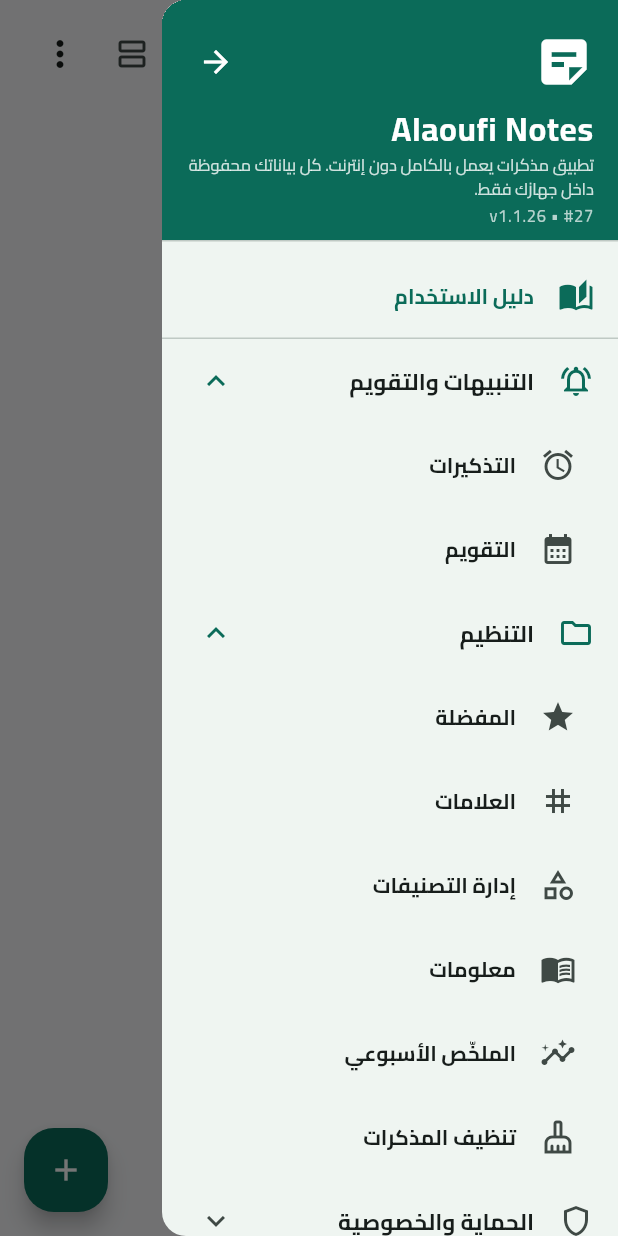
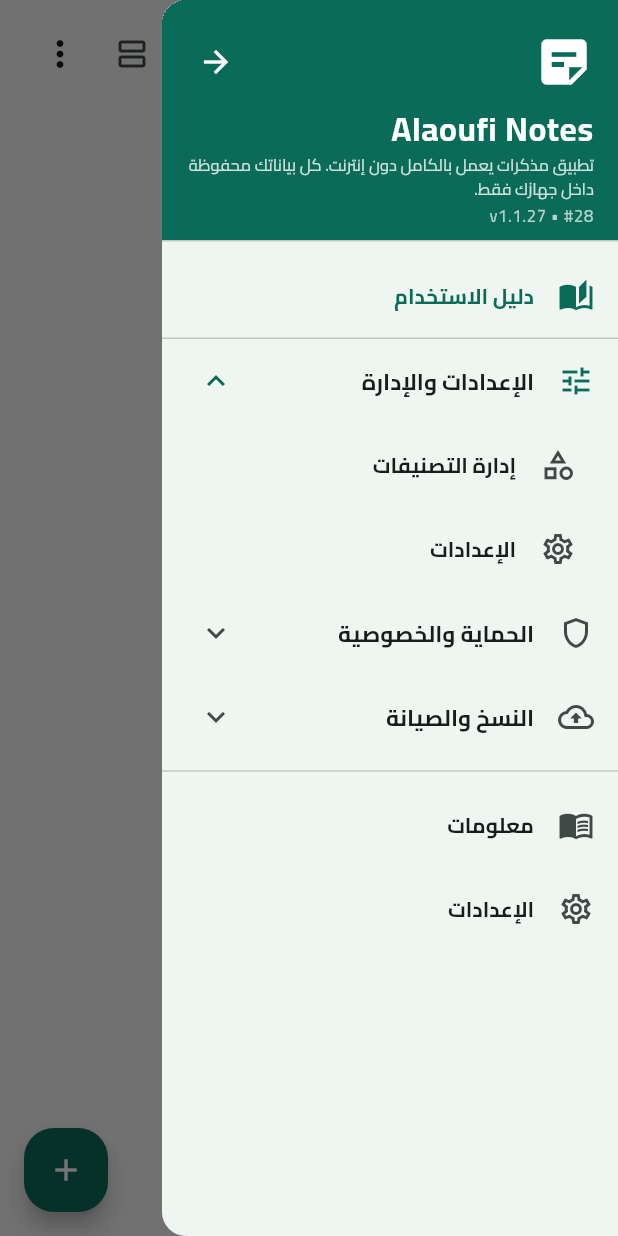
Before and after one commit to alaoufi/alaoufi_notes, a Flutter app: the HomeScreen screen opened directly, with the side drawer open, on a phone screen of 412 x 824 dp. Run offline on Flutter 3.47's test engine with Material 3 defaults, Android fonts, the phone set to English and light mode, and no system bars; our stand-ins replace audioplayers, device_info_plus, file_picker, flutter_colorpicker, flutter_local_notifications, flutter_secure_storage and 14 more; missing offline and left inert: android_id, cryptography, encrypt, extension_google_sign_in_as_googleapis_auth, flutter_quill, googleapis and 2 more; accounts and stored records are empty; project files that could hold a hidden picture were left out.

Commit message:
تنظيم الواجهة بثلاثة أسطح + ترجمات ودليل (13 لغة)
ترتيب حسب الغرض:
- الهيدر: الإجراءات والاحتياج المستمر (بحث، تقويم، تنبيهات، تخطيط).
- قائمة ⋮: الخدمات السريعة (المفضّلة، العلامات، الملخّص الأسبوعي، معلومات،
  وضع الخصوصية، الفرز).
- قائمة ☰: الإعدادات والتحكّم والإدارة (التصنيفات، الإعدادات، الأمان، النسخ
  والصيانة: نسخ/أرشيف/مهملات/تنظيف).

اللغات والدليل:
- إضافة 10 مفاتيح ترجمة (المزيد، خدمات سريعة، وضع الخصوصية، فرز…) في 13 لغة،
  وتحويل النصوص العربية المكتوبة في قائمة ⋮ إلى مفاتيح مترجمة.
- دليل الاستخدام: بند «تنظيم الواجهة» في 13 لغة وتحديث التاريخ إلى 2026-06-22.

رفع النسخة إلى 1.1.27+28.

Co-Authored-By: Claude Fable 5 <noreply@anthropic.com>
Claude-Session: https://claude.ai/code/session_01EgFDkQ7WC3S16HHMbyH5e4

```diff
--- a/mudhakkarati/lib/core/l10n/app_strings.dart
+++ b/mudhakkarati/lib/core/l10n/app_strings.dart
@@ -166,6 +166,16 @@ class S {
     'backup_password': 'كلمة مرور النسخة',
     'backup_password_hint': 'تُستخدم لتشفير النسخة الاحتياطية',
     'settings': 'الإعدادات',
+    'more': 'المزيد',
+    'quick_services': 'الخدمات السريعة',
+    'privacy_mode': 'وضع الخصوصية',
+    'privacy_off': 'إيقاف وضع الخصوصية',
+    'sort_by': 'فرز حسب',
+    'sort_updated': 'الأحدث تعديلًا',
+    'sort_created_new': 'الأحدث إنشاءً',
+    'sort_created_old': 'الأقدم إنشاءً',
+    'sort_title': 'العنوان (أ-ي)',
+    'group_manage': 'الإعدادات والإدارة',
     'appearance': 'المظهر',
     'theme_mode': 'الوضع',
     'mode_system': 'حسب النظام',
@@ -391,6 +401,16 @@ class S {
     'backup_password': 'Backup password',
     'backup_password_hint': 'Used to encrypt the backup',
     'settings': 'Settings',
+    'more': 'More',
+    'quick_services': 'Quick services',
+    'privacy_mode': 'Privacy mode',
+    'privacy_off': 'Turn off privacy mode',
+    'sort_by': 'Sort by',
+    'sort_updated': 'Recently edited',
+    'sort_created_new': 'Newest created',
+    'sort_created_old': 'Oldest created',
+    'sort_title': 'Title (A–Z)',
+    'group_manage': 'Settings & management',
     'appearance': 'Appearance',
     'theme_mode': 'Mode',
     'mode_system': 'System',
@@ -616,6 +636,16 @@ class S {
     'backup_password': 'Contraseña de la copia',
     'backup_password_hint': 'Se usa para cifrar la copia',
     'settings': 'Ajustes',
+    'more': 'Más',
+    'quick_services': 'Servicios rápidos',
+    'privacy_mode': 'Modo privado',
+    'privacy_off': 'Desactivar modo privado',
+    'sort_by': 'Ordenar por',
+    'sort_updated': 'Editado recientemente',
+    'sort_created_new': 'Creado más reciente',
+    'sort_created_old': 'Creado más antiguo',
+    'sort_title': 'Título (A–Z)',
+    'group_manage': 'Ajustes y gestión',
     'appearance': 'Apariencia',
     'theme_mode': 'Modo',
     'mode_system': 'Sistema',
@@ -824,6 +854,16 @@ class S {
     'backup_password': 'Sicherungspasswort',
     'backup_password_hint': 'Wird zum Verschlüsseln der Sicherung verwendet',
     'settings': 'Einstellungen',
+    'more': 'Mehr',
+    'quick_services': 'Schnellzugriff',
+    'privacy_mode': 'Privatsphäre-Modus',
+    'privacy_off': 'Privatsphäre-Modus aus',
+    'sort_by': 'Sortieren nach',
+    'sort_updated': 'Zuletzt bearbeitet',
+    'sort_created_new': 'Neueste erstellt',
+    'sort_created_old': 'Älteste erstellt',
+    'sort_title': 'Titel (A–Z)',
+    'group_manage': 'Einstellungen & Verwaltung',
     'appearance': 'Darstellung',
     'theme_mode': 'Modus',
     'mode_system': 'System',
@@ -1032,6 +1072,16 @@ class S {
     'backup_password': 'Password ng backup',
     'backup_password_hint': 'Ginagamit para i-encrypt ang backup',
     'settings': 'Mga Setting',
+    'more': 'Higit pa',
+    'quick_services': 'Mabilis na serbisyo',
+    'privacy_mode': 'Privacy mode',
+    'privacy_off': 'I-off ang privacy mode',
+    'sort_by': 'Ayusin ayon sa',
+    'sort_updated': 'Kamakailang in-edit',
+    'sort_created_new': 'Pinakabagong gawa',
+    'sort_created_old': 'Pinakaunang gawa',
+    'sort_title': 'Pamagat (A–Z)',
+    'group_manage': 'Mga setting at pamamahala',
     'appearance': 'Hitsura',
     'theme_mode': 'Mode',
     'mode_system': 'Sistema',
@@ -1240,6 +1290,16 @@ class S {
     'backup_password': 'Mot de passe de sauvegarde',
     'backup_password_hint': 'Utilisé pour chiffrer la sauvegarde',
     'settings': 'Paramètres',
+    'more': 'Plus',
+    'quick_services': 'Services rapides',
+    'privacy_mode': 'Mode confidentialité',
+    'privacy_off': 'Désactiver le mode confidentialité',
+    'sort_by': 'Trier par',
+    'sort_updated': 'Modifié récemment',
+    'sort_created_new': 'Créé le plus récent',
+    'sort_created_old': 'Créé le plus ancien',
+    'sort_title': 'Titre (A–Z)',
+    'group_manage': 'Réglages et gestion',
     'appearance': 'Apparence',
     'theme_mode': 'Mode',
     'mode_system': 'Système',
@@ -1448,6 +1508,16 @@ class S {
     'backup_password': 'Kata sandi cadangan',
     'backup_password_hint': 'Digunakan untuk mengenkripsi cadangan',
     'settings': 'Pengaturan',
+    'more': 'Lainnya',
+    'quick_services': 'Layanan cepat',
+    'privacy_mode': 'Mode privasi',
+    'privacy_off': 'Matikan mode privasi',
+    'sort_by': 'Urutkan menurut',
+    'sort_updated': 'Baru diedit',
+    'sort_created_new': 'Terbaru dibuat',
+    'sort_created_old': 'Terlama dibuat',
+    'sort_title': 'Judul (A–Z)',
+    'group_manage': 'Pengaturan & pengelolaan',
     'appearance': 'Tampilan',
     'theme_mode': 'Mode',
     'mode_system': 'Sistem',
@@ -1656,6 +1726,16 @@ class S {
     'backup_password': 'Password del backup',
     'backup_password_hint': 'Usata per crittografare il backup',
     'settings': 'Impostazioni',
+    'more': 'Altro',
+    'quick_services': 'Servizi rapidi',
+    'privacy_mode': 'Modalità privacy',
+    'privacy_off': 'Disattiva modalità privacy',
+    'sort_by': 'Ordina per',
+    'sort_updated': 'Modificato di recente',
+    'sort_created_new': 'Creato più recente',
+    'sort_created_old': 'Creato più vecchio',
+    'sort_title': 'Titolo (A–Z)',
+    'group_manage': 'Impostazioni e gestione',
     'appearance': 'Aspetto',
     'theme_mode': 'Modalità',
     'mode_system': 'Sistema',
@@ -1864,6 +1944,16 @@ class S {
     'backup_password': 'Kata laluan sandaran',
     'backup_password_hint': 'Digunakan untuk menyulitkan sandaran',
     'settings': 'Tetapan',
+    'more': 'Lagi',
+    'quick_services': 'Perkhidmatan pantas',
+    'privacy_mode': 'Mod privasi',
+    'privacy_off': 'Matikan mod privasi',
+    'sort_by': 'Susun mengikut',
+    'sort_updated': 'Baru disunting',
+    'sort_created_new': 'Terbaru dicipta',
+    'sort_created_old': 'Terlama dicipta',
+    'sort_title': 'Tajuk (A–Z)',
+    'group_manage': 'Tetapan & pengurusan',
     'appearance': 'Penampilan',
     'theme_mode': 'Mod',
     'mode_system': 'Sistem',
@@ -2072,6 +2162,16 @@ class S {
     'backup_password': 'बैकअप पासवर्ड',
     'backup_password_hint': 'बैकअप एन्क्रिप्ट करने के लिए उपयोग होता है',
     'settings': 'सेटिंग्स',
+    'more': 'और',
+    'quick_services': 'त्वरित सेवाएँ',
+    'privacy_mode': 'गोपनीयता मोड',
+    'privacy_off': 'गोपनीयता मोड बंद करें',
+    'sort_by': 'क्रमबद्ध करें',
+    'sort_updated': 'हाल में संपादित',
+    'sort_created_new': 'नया बनाया गया',
+    'sort_created_old': 'पुराना बनाया गया',
+    'sort_title': 'शीर्षक (A–Z)',
+    'group_manage': 'सेटिंग्स और प्रबंधन',
     'appearance': 'दिखावट',
     'theme_mode': 'मोड',
     'mode_system': 'सिस्टम',
@@ -2280,6 +2380,16 @@ class S {
     'backup_password': 'ব্যাকআপ পাসওয়ার্ড',
     'backup_password_hint': 'ব্যাকআপ এনক্রিপ্ট করতে ব্যবহৃত হয়',
     'settings': 'সেটিংস',
+    'more': 'আরও',
+    'quick_services': 'দ্রুত সেবা',
+    'privacy_mode': 'গোপনীয়তা মোড',
+    'privacy_off': 'গোপনীয়তা মোড বন্ধ করুন',
+    'sort_by': 'সাজান',
+    'sort_updated': 'সম্প্রতি সম্পাদিত',
+    'sort_created_new': 'নতুন তৈরি',
+    'sort_created_old': 'পুরনো তৈরি',
+    'sort_title': 'শিরোনাম (A–Z)',
+    'group_manage': 'সেটিংস ও ব্যবস্থাপনা',
     'appearance': 'অবয়ব',
     'theme_mode': 'মোড',
     'mode_system': 'সিস্টেম',
@@ -2488,6 +2598,16 @@ class S {
     'backup_password': 'گذرواژه پشتیبان',
     'backup_password_hint': 'برای رمزنگاری پشتیبان استفاده می‌شود',
     'settings': 'تنظیمات',
+    'more': 'بیشتر',
+    'quick_services': 'خدمات سریع',
+    'privacy_mode': 'حالت حریم خصوصی',
+    'privacy_off': 'خاموش‌کردن حالت حریم خصوصی',
+    'sort_by': 'مرتب‌سازی بر اساس',
+    'sort_updated': 'اخیراً ویرایش‌شده',
+    'sort_created_new': 'جدیدترین ساخته‌شده',
+    'sort_created_old': 'قدیمی‌ترین ساخته‌شده',
+    'sort_title': 'عنوان (آ-ی)',
+    'group_manage': 'تنظیمات و مدیریت',
     'appearance': 'ظاهر',
     'theme_mode': 'حالت',
     'mode_system': 'سیستم',
@@ -2696,6 +2816,16 @@ class S {
     'backup_password': 'Пароль копии',
     'backup_password_hint': 'Используется для шифрования копии',
     'settings': 'Настройки',
+    'more': 'Ещё',
+    'quick_services': 'Быстрые действия',
+    'privacy_mode': 'Режим конфиденциальности',
+    'privacy_off': 'Выключить режим конфиденциальности',
+    'sort_by': 'Сортировать по',
+    'sort_updated': 'Недавно изменённые',
+    'sort_created_new': 'Сначала новые',
+    'sort_created_old': 'Сначала старые',
+    'sort_title': 'Название (А–Я)',
+    'group_manage': 'Настройки и управление',
     'appearance': 'Оформление',
     'theme_mode': 'Режим',
     'mode_system': 'Системный',
--- a/mudhakkarati/lib/widgets/app_drawer.dart
+++ b/mudhakkarati/lib/widgets/app_drawer.dart
@@ -3,20 +3,15 @@ import 'package:package_info_plus/package_info_plus.dart';
 
 import '../core/l10n/app_strings.dart';
 import '../features/backup/backup_screen.dart';
-import '../features/calendar/calendar_screen.dart';
 import '../features/categories/manage_categories_screen.dart';
 import '../features/cleanup/cleanup_screen.dart';
-import '../features/insights/weekly_summary_screen.dart';
-import '../features/favorites/favorites_screen.dart';
 import '../features/help/help_guide_screen.dart';
 import '../features/info/info_list_screen.dart';
 import '../features/security/info_lock.dart';
-import '../features/reminders/reminders_screen.dart';
 import '../features/security/note_unlock.dart';
 import '../features/security/secret_notes_screen.dart';
 import '../features/security/security_settings_screen.dart';
 import '../features/settings/settings_screen.dart';
-import '../features/tags/tags_screen.dart';
 import '../features/trash/archive_screen.dart';
 import '../features/trash/trash_screen.dart';
 
@@ -122,51 +117,37 @@ class AppDrawer extends StatelessWidget {
               onTap: () => go(const HelpGuideScreen()),
             ),
             const Divider(height: 1),
-            // مجموعات مرتّبة حسب التخصّص والهدف.
-            // 1) التنبيهات والتقويم (كل ما يتعلّق بالوقت والمنبّه).
-            _group(context, Icons.notifications_active_outlined,
-                s.t('group_reminders'),
+            // القائمة الجانبية مخصّصة للإعدادات والتحكّم والإدارة.
+            // (التنبيهات/التقويم/البحث في الهيدر، والخدمات السريعة في قائمة ⋮.)
+            // 1) الإدارة والتنظيم.
+            _group(context, Icons.tune, s.t('group_manage'),
                 initiallyExpanded: true, children: [
-              _tile(context, Icons.alarm, s.t('reminders'),
-                  () => go(const RemindersScreen())),
-              _tile(context, Icons.calendar_month, s.t('calendar'),
-                  () => go(const CalendarScreen())),
-            ]),
-            // 2) التنظيم (المفضّلة/الوسوم/التصنيفات/المعلومات/الملخّص/التنظيف).
-            _group(context, Icons.folder_outlined, s.t('group_organize'),
-                initiallyExpanded: true, children: [
-              _tile(context, Icons.star, s.t('favorites'),
-                  () => go(const FavoritesScreen())),
-              _tile(context, Icons.tag, s.t('tags_page'),
-                  () => go(const TagsScreen())),
               _tile(context, Icons.category_outlined, s.t('manage_categories'),
                   () => go(const ManageCategoriesScreen())),
-              _tile(context, Icons.menu_book_outlined, s.t('info'), goInfo),
-              _tile(context, Icons.insights_outlined, s.t('weekly_summary'),
-                  () => go(const WeeklySummaryScreen())),
-              _tile(context, Icons.cleaning_services_outlined, s.t('cleanup'),
-                  () => go(const CleanupScreen())),
+              _tile(context, Icons.settings_outlined, s.t('settings'),
+                  () => go(const SettingsScreen())),
             ]),
-            // 3) الأمان.
+            // 2) الأمان.
             _group(context, Icons.shield_outlined, s.t('security'),
                 children: [
               _tile(context, Icons.lock, s.t('secret_notes'), goSecret),
               _tile(context, Icons.security, s.t('security_lock'),
                   () => go(const SecuritySettingsScreen())),
             ]),
-            // 4) النسخ والأرشيف.
+            // 3) النسخ والصيانة.
             _group(context, Icons.backup_outlined, s.t('group_backup'),
                 children: [
+              _tile(context, Icons.backup_outlined, s.t('backup'),
+                  () => go(const BackupScreen())),
               _tile(context, Icons.archive_outlined, s.t('archived'),
                   () => go(const ArchiveScreen())),
               _tile(context, Icons.delete_outline, s.t('trash'),
                   () => go(const TrashScreen())),
-              _tile(context, Icons.backup_outlined, s.t('backup'),
-                  () => go(const BackupScreen())),
+              _tile(context, Icons.cleaning_services_outlined, s.t('cleanup'),
+                  () => go(const CleanupScreen())),
             ]),
             const Divider(),
-            _tile(context, Icons.auto_stories, s.t('user_guide'),
-                () => go(const HelpGuideScreen())),
+            _tile(context, Icons.menu_book_outlined, s.t('info'), goInfo),
             _tile(context, Icons.settings_outlined, s.t('settings'),
                 () => go(const SettingsScreen())),
           ],
--- a/mudhakkarati/pubspec.yaml
+++ b/mudhakkarati/pubspec.yaml
@@ -1,7 +1,7 @@
 name: mudhakkarati
 description: "مذكراتي - تطبيق مذكرات وملاحظات يعمل بدون إنترنت بالكامل."
 publish_to: 'none'
-version: 1.1.26+27
+version: 1.1.27+28
 
 environment:
   sdk: '>=3.4.0 <4.0.0'
```
Also changed, not shown: mudhakkarati/lib/features/help/help_guide_data.dart (+26 -13 lines), mudhakkarati/lib/features/home/home_screen.dart (+46 -20 lines).
